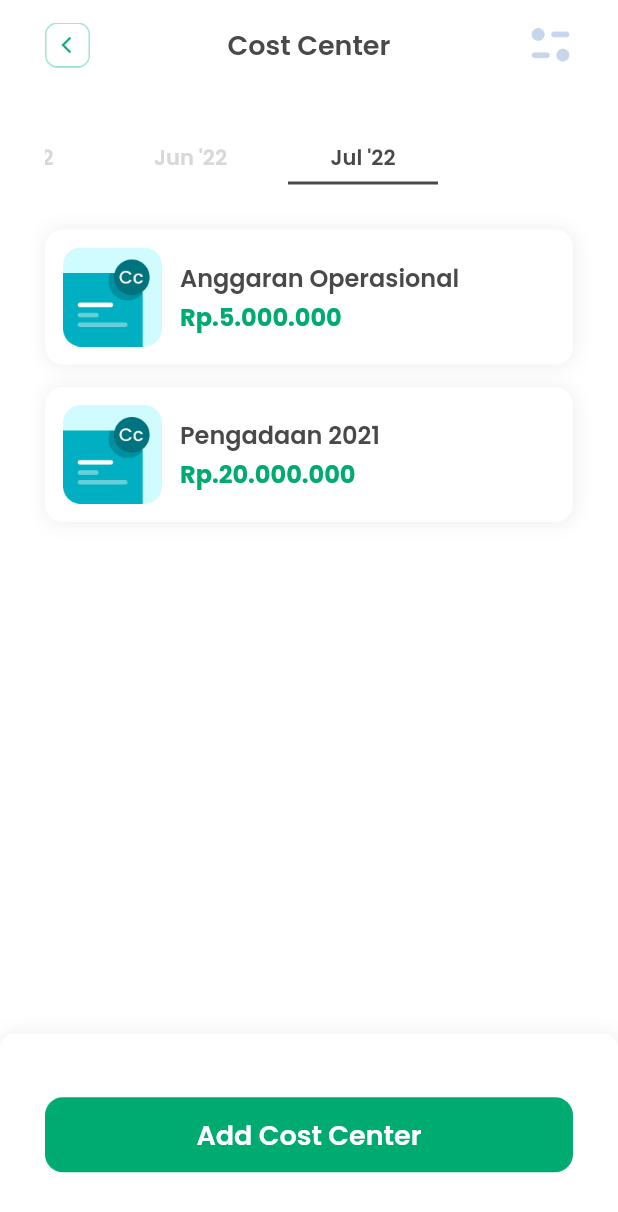
After one commit to Amoebajelek/apoo_flutter, a Flutter app: the CostCenterPage screen opened directly, on a phone screen of 412 x 824 dp. The commit adds this screen. Shown: the top 1212 px of the screen. Run offline on Flutter 3.47's test engine with Material 2 defaults, Android fonts, the phone set to English and light mode, and no system bars; our stand-ins replace email_validator, google_fonts.

Commit message:
Add Cost Center Page

```diff
--- /dev/null
+++ b/lib/pages/cost_center_page.dart
@@ -0,0 +1,503 @@
+import 'package:apoo_flutter/pages/distributor_catalog_page.dart';
+import 'package:apoo_flutter/pages/profile_page.dart';
+import 'package:apoo_flutter/theme.dart';
+import 'package:flutter/material.dart';
+
+class CostCenterPage extends StatefulWidget {
+  @override
+  State<CostCenterPage> createState() => _CostCenterPageState();
+}
+
+class _CostCenterPageState extends State<CostCenterPage> {
+  bool isEmailValid = true;
+
+  TextEditingController emailController = TextEditingController(text: '');
+  @override
+  Widget build(BuildContext context) {
+    return Scaffold(
+      backgroundColor: whiteColor,
+      body: SafeArea(
+        child: Padding(
+          padding: EdgeInsets.symmetric(
+            horizontal: edge,
+          ),
+          child: ListView(
+            children: [
+              SizedBox(
+                height: semiEdge,
+              ),
+              header(),
+              SizedBox(
+                height: edge,
+              ),
+              tags(),
+              SizedBox(
+                height: semiEdge,
+              ),
+              list(),
+            ],
+          ),
+        ),
+      ),
+      bottomNavigationBar: Container(
+        height: 135,
+        width: MediaQuery.of(context).size.width,
+        decoration: BoxDecoration(
+          color: whiteColor,
+          borderRadius: BorderRadius.circular(10),
+          boxShadow: [
+            BoxShadow(
+              color: Colors.grey.shade200,
+              blurRadius: 10.0,
+              spreadRadius: 0.2,
+              offset: Offset(
+                0.5,
+                0.5,
+              ),
+            ),
+          ],
+        ),
+        child: Column(
+          mainAxisAlignment: MainAxisAlignment.spaceAround,
+          children: [
+            InkWell(
+              onTap: () {
+                Navigator.push(
+                  context,
+                  MaterialPageRoute(
+                    builder: (context) => DistributorCatalogPage(),
+                  ),
+                );
+              },
+              child: Container(
+                height: 50,
+                width: MediaQuery.of(context).size.width - (2 * edge),
+                decoration: BoxDecoration(
+                  color: greenColor,
+                  border: Border.all(
+                    color: greenColor,
+                    width: 1.0,
+                    style: BorderStyle.solid,
+                  ),
+                  borderRadius: BorderRadius.circular(12),
+                ),
+                child: Center(
+                  child: Text(
+                    'Add Cost Center',
+                    style: titleTextStyle.copyWith(
+                      fontSize: 18,
+                      color: whiteColor,
+                    ),
+                    textAlign: TextAlign.center,
+                  ),
+                ),
+              ),
+            ),
+          ],
+        ),
+      ),
+      floatingActionButtonLocation: FloatingActionButtonLocation.centerFloat,
+    );
+  }
+
+  Widget header() {
+    return Container(
+      child: Row(
+        children: [
+          InkWell(
+            onTap: () {
+              Navigator.push(
+                context,
+                MaterialPageRoute(
+                  builder: (context) => ProfilePage(),
+                ),
+              );
+            },
+            child: Image.asset(
+              'assets/ic-back.png',
+              height: edge,
+              width: edge,
+            ),
+          ),
+          Spacer(),
+          Center(
+            child: Text(
+              'Cost Center',
+              style: titleTextStyle.copyWith(
+                fontSize: 18,
+              ),
+            ),
+          ),
+          Spacer(),
+          Image.asset(
+            'assets/icon-filter.png',
+            height: edge,
+            width: edge,
+          )
+        ],
+      ),
+    );
+  }
+
+  Widget tags() {
+    return Padding(
+      padding: EdgeInsets.only(
+        top: semiEdge,
+        bottom: semiEdge,
+      ),
+      child: Container(
+        height: 33,
+        width: MediaQuery.of(context).size.width - (2 * edge),
+        child: ListView(
+          scrollDirection: Axis.horizontal,
+          reverse: true,
+          children: [
+            SizedBox(
+              width: 3 * edge,
+            ),
+            Container(
+              height: 30,
+              width: 100,
+              decoration: BoxDecoration(
+                border: Border(
+                  bottom: BorderSide(
+                    color: blackColor,
+                    width: 2.0,
+                    style: BorderStyle.solid,
+                  ),
+                ),
+              ),
+              child: Center(
+                child: Text(
+                  'Jul \'22',
+                  style: titleTextStyle.copyWith(
+                    fontSize: 14,
+                  ),
+                  textAlign: TextAlign.center,
+                ),
+              ),
+            ),
+            SizedBox(
+              width: semiEdge,
+            ),
+            Container(
+              height: 30,
+              width: 100,
+              decoration: BoxDecoration(
+                border: Border(
+                  bottom: BorderSide(
+                    color: whiteColor,
+                    width: 2.0,
+                    style: BorderStyle.solid,
+                  ),
+                ),
+              ),
+              child: Center(
+                child: Text(
+                  'Jun \'22',
+                  style: titleTextStyle.copyWith(
+                    fontSize: 14,
+                    color: thirdColor,
+                  ),
+                  textAlign: TextAlign.center,
+                ),
+              ),
+            ),
+            SizedBox(
+              width: semiEdge,
+            ),
+            Container(
+              height: 30,
+              width: 100,
+              decoration: BoxDecoration(
+                border: Border(
+                  bottom: BorderSide(
+                    color: whiteColor,
+                    width: 2.0,
+                    style: BorderStyle.solid,
+                  ),
+                ),
+              ),
+              child: Center(
+                child: Text(
+                  'Mei \'22',
+                  style: titleTextStyle.copyWith(
+                    fontSize: 14,
+                    color: thirdColor,
+                  ),
+                  textAlign: TextAlign.center,
+                ),
+              ),
+            ),
+            SizedBox(
+              width: semiEdge,
+            ),
+            Container(
+              height: 30,
+              width: 100,
+              decoration: BoxDecoration(
+                border: Border(
+                  bottom: BorderSide(
+                    color: whiteColor,
+                    width: 2.0,
+                    style: BorderStyle.solid,
+                  ),
+                ),
+              ),
+              child: Center(
+                child: Text(
+                  'Apr \'22',
+                  style: titleTextStyle.copyWith(
+                    fontSize: 14,
+                    color: thirdColor,
+                  ),
+                  textAlign: TextAlign.center,
+                ),
+              ),
+            ),
+            SizedBox(
+              width: semiEdge,
+            ),
+            Container(
+              height: 30,
+              width: 100,
+              decoration: BoxDecoration(
+                border: Border(
+                  bottom: BorderSide(
+                    color: whiteColor,
+                    width: 2.0,
+                    style: BorderStyle.solid,
+                  ),
+                ),
+              ),
+              child: Center(
+                child: Text(
+                  'Mar \'22',
+                  style: titleTextStyle.copyWith(
+                    fontSize: 14,
+                    color: thirdColor,
+                  ),
+                  textAlign: TextAlign.center,
+                ),
+              ),
+            ),
+            SizedBox(
+              width: semiEdge,
+            ),
+            Container(
+              height: 30,
+              width: 100,
+              decoration: BoxDecoration(
+                border: Border(
+                  bottom: BorderSide(
+                    color: whiteColor,
+                    width: 2.0,
+                    style: BorderStyle.solid,
+                  ),
+                ),
+              ),
+              child: Center(
+                child: Text(
+                  'Feb \'22',
+                  style: titleTextStyle.copyWith(
+                    fontSize: 14,
+                    color: thirdColor,
+                  ),
+                  textAlign: TextAlign.center,
+                ),
+              ),
+            ),
+            SizedBox(
+              width: semiEdge,
+            ),
+            Container(
+              height: 30,
+              width: 100,
+              decoration: BoxDecoration(
+                border: Border(
+                  bottom: BorderSide(
+                    color: whiteColor,
+                    width: 2.0,
+                    style: BorderStyle.solid,
+                  ),
+                ),
+              ),
+              child: Center(
+                child: Text(
+                  'Jan \'22',
+                  style: titleTextStyle.copyWith(
+                    fontSize: 14,
+                    color: thirdColor,
+                  ),
+                  textAlign: TextAlign.center,
+                ),
+              ),
+            ),
+          ],
+        ),
+      ),
+    );
+  }
+
+  Widget list() {
+    return Column(
+      children: [
+        Container(
+          height: 90,
+          width: MediaQuery.of(context).size.width - (2 * edge),
+          decoration: BoxDecoration(
+            color: whiteColor,
+            borderRadius: BorderRadius.circular(12),
+            boxShadow: [
+              BoxShadow(
+                color: Colors.grey.shade200,
+                blurRadius: 10.0,
+                spreadRadius: 0.2,
+                offset: Offset(
+                  0.5,
+                  0.5,
+                ),
+              ),
+            ],
+          ),
+          child: Row(
+            crossAxisAlignment: CrossAxisAlignment.center,
+            children: [
+              Padding(
+                padding: EdgeInsets.symmetric(
+                  horizontal: 12,
+                  vertical: 12,
+                ),
+                child: Image.asset(
+                  'assets/costcenter.png',
+                  width: 66,
+                  height: 66,
+                  fit: BoxFit.cover,
+                ),
+              ),
+              Padding(
+                padding: EdgeInsets.symmetric(
+                  vertical: 20,
+                ),
+                child: Column(
+                  crossAxisAlignment: CrossAxisAlignment.start,
+                  children: [
+                    Text(
+                      'Anggaran Operasional',
+                      style: titleTextStyle,
+                    ),
+                    Spacer(),
+                    Padding(
+                      padding: EdgeInsets.only(
+                        right: 12,
+                      ),
+                      child: Text.rich(
+                        TextSpan(
+                          text: 'Rp.',
+                          style: descTextStyle.copyWith(
+                            fontWeight: FontWeight.w700,
+                            fontSize: 16,
+                            color: greenColor,
+                          ),
+                          children: [
+                            TextSpan(
+                              text: '5.000.000',
+                              style: descTextStyle.copyWith(
+                                fontWeight: FontWeight.w700,
+                                fontSize: 16,
+                                color: greenColor,
+                              ),
+                            ),
+                          ],
+                        ),
+                      ),
+                    ),
+                  ],
+                ),
+              ),
+            ],
+          ),
+        ),
+        SizedBox(
+          height: semiEdge,
+        ),
+        Container(
+          height: 90,
+          width: MediaQuery.of(context).size.width - (2 * edge),
+          decoration: BoxDecoration(
+            color: whiteColor,
+            borderRadius: BorderRadius.circular(12),
+            boxShadow: [
+              BoxShadow(
+                color: Colors.grey.shade200,
+                blurRadius: 10.0,
+                spreadRadius: 0.2,
+                offset: Offset(
+                  0.5,
+                  0.5,
+                ),
+              ),
+            ],
+          ),
+          child: Row(
+            crossAxisAlignment: CrossAxisAlignment.center,
+            children: [
+              Padding(
+                padding: EdgeInsets.symmetric(
+                  horizontal: 12,
+                  vertical: 12,
+                ),
+                child: Image.asset(
+                  'assets/costcenter.png',
+                  width: 66,
+                  height: 66,
+                  fit: BoxFit.cover,
+                ),
+              ),
+              Padding(
+                padding: EdgeInsets.symmetric(
+                  vertical: 20,
+                ),
+                child: Column(
+                  crossAxisAlignment: CrossAxisAlignment.start,
+                  children: [
+                    Text(
+                      'Pengadaan 2021',
+                      style: titleTextStyle,
+                    ),
+                    Spacer(),
+                    Padding(
+                      padding: EdgeInsets.only(
+                        right: 12,
+                      ),
+                      child: Text.rich(
+                        TextSpan(
+                          text: 'Rp.',
+                          style: descTextStyle.copyWith(
+                            fontWeight: FontWeight.w700,
+                            fontSize: 16,
+                            color: greenColor,
+                          ),
+                          children: [
+                            TextSpan(
+                              text: '20.000.000',
+                              style: descTextStyle.copyWith(
+                                fontWeight: FontWeight.w700,
+                                fontSize: 16,
+                                color: greenColor,
+                              ),
+                            ),
+                          ],
+                        ),
+                      ),
+                    ),
+                  ],
+                ),
+              ),
+            ],
+          ),
+        ),
+      ],
+    );
+  }
+}
--- a/lib/pages/profile_page.dart
+++ b/lib/pages/profile_page.dart
@@ -1,3 +1,4 @@
+import 'package:apoo_flutter/pages/cost_center_page.dart';
 import 'package:apoo_flutter/pages/edit_profile_page.dart';
 import 'package:flutter/material.dart';
 
@@ -243,7 +244,16 @@ class _ProfilePageState extends State<ProfilePage> {
           SizedBox(
             height: semiEdge,
           ),
-          Row(
+          InkWell(
+            onTap: () {
+              Navigator.push(
+                context,
+                MaterialPageRoute(
+                  builder: (context) => CostCenterPage(),
+                ),
+              );
+            },
+            child: Row(
               children: [
                 Image.asset(
                   'assets/ic-cost-center.png',
@@ -258,6 +268,7 @@ class _ProfilePageState extends State<ProfilePage> {
                   style: titleTextStyle,
                 )
               ],
+            ),
           ),
           SizedBox(
             height: semiEdge,
```
Also changed, not shown: assets/costcenter.png (added). Lines whose indentation alone changed are shown as unchanged.
